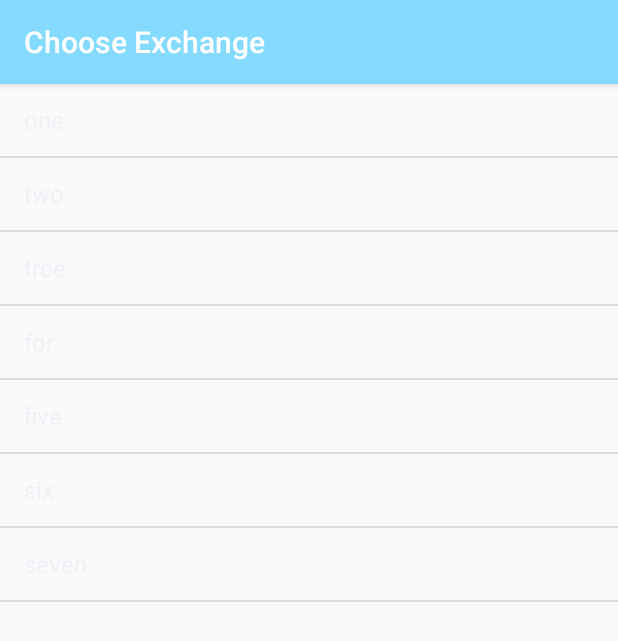
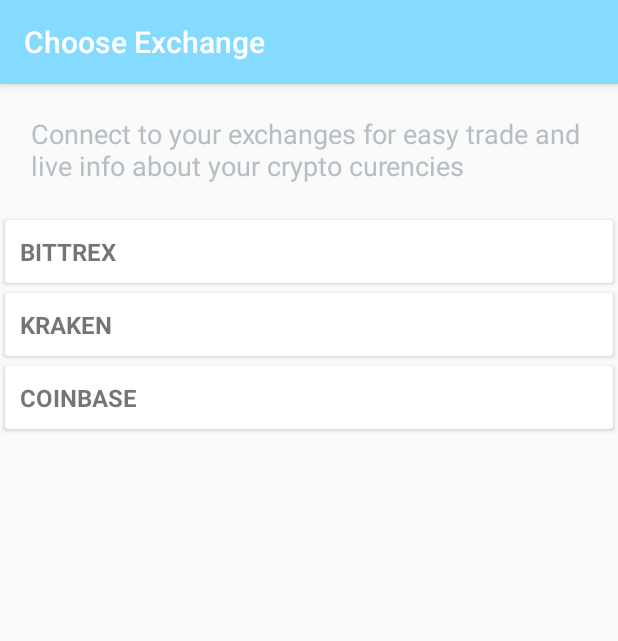
Before and after one commit to oritgurel/CryptoPal, an Android app: the ChooseExchangeActivity screen opened directly, with no data from a screen before it, on a phone screen of 412 x 824 dp. Shown: the top 641 px of the screen. Run offline under Robolectric (Android 15) with nearby library versions, the phone set to English and light mode, and no system bars; our stand-ins replace EventBus, sdp/ssp sizes.

Commit message:
Added adapter inted of list view Choose exchange activity

```diff
--- a/app/build.gradle
+++ b/app/build.gradle
@@ -41,6 +41,7 @@
     implementation 'org.apache.commons:commons-lang3:3.7'
     implementation 'org.greenrobot:eventbus:3.1.1'
     implementation 'com.firebaseui:firebase-ui-auth:3.2.2'
+    implementation 'com.android.support:recyclerview-v7:26.1.0'
 
 
 }
--- a/app/src/main/AndroidManifest.xml
+++ b/app/src/main/AndroidManifest.xml
@@ -42,8 +42,7 @@
 
         <activity
             android:name=".activities.ChatActivity"
-            android:label="@string/title_activity_chat"
-            >
+            android:label="@string/title_activity_chat">
         </activity>
     </application>
 
--- a/app/src/main/java/com/cryptopal/android/activities/ChooseExchangeActivity.java
+++ b/app/src/main/java/com/cryptopal/android/activities/ChooseExchangeActivity.java
@@ -3,15 +3,21 @@
 import android.app.Application;
 import android.os.Bundle;
 import android.support.v7.app.AppCompatActivity;
+import android.support.v7.widget.DefaultItemAnimator;
+import android.support.v7.widget.LinearLayoutManager;
+import android.support.v7.widget.RecyclerView;
 import android.view.View;
 import android.widget.AdapterView;
 import android.widget.ArrayAdapter;
-import android.widget.ListView;
-import android.widget.Toast;
+ import android.widget.Toast;
 
 import com.cryptopal.android.CryptoPalApplication;
 import com.cryptopal.android.R;
 import com.cryptopal.android.arraylists.ArrLstExchanges;
+import com.cryptopal.android.enteteis.Exchange;
+
+import java.util.ArrayList;
+import java.util.List;
 
 /**
  * Created by user2 on 15/03/2018.
@@ -21,37 +27,40 @@
 
     ArrLstExchanges arrLstExchanges;
 
-    String[] exchange = new String[]{
-            "one",
-            "two",
-            "tree",
-            "for",
-            "five",
-            "six",
-            "seven"
-    };
+
+
+    private RecyclerView recyclerView;
+    private ExchangeAdapter mAdapter;
 
     protected void onCreate(Bundle savedInstanceState) {
         super.onCreate(savedInstanceState);
         setContentView(R.layout.activity_choose_exchange);
+        List<Exchange> exchangeList = new ArrayList<>();
+        exchangeList.add(new Exchange("BITTREX",false));
+
+        exchangeList.add(new Exchange("KRAKEN",false));
+        exchangeList.add(new Exchange("COINBASE",false));
 
         setTitle("Choose Exchange");
 
-        final ListView listViewExchange = (ListView) findViewById(R.id.exchange);
-
-        arrLstExchanges = ((CryptoPalApplication) getApplication()).getArrLstExchanges();
+        recyclerView = (RecyclerView) findViewById(R.id.exchange);
 
 
-        ArrayAdapter adapter = new ArrayAdapter(getApplicationContext(), android.R.layout.simple_list_item_1, exchange);
-        listViewExchange.setAdapter(adapter);
 
-        listViewExchange.setOnItemClickListener(new AdapterView.OnItemClickListener() {
-            public void onItemClick(AdapterView<?> parent, View view, int postion, long Id) {
-                Toast.makeText( ChooseExchangeActivity.this, "selected : " + exchange[postion], Toast.LENGTH_SHORT).show();
+        arrLstExchanges = new ArrLstExchanges();
+        mAdapter = new ExchangeAdapter(exchangeList);
+        RecyclerView.LayoutManager mLayoutManager = new LinearLayoutManager(getApplicationContext());
+        recyclerView.setLayoutManager(mLayoutManager);
+        recyclerView.setItemAnimator(new DefaultItemAnimator());
+        recyclerView.setAdapter(mAdapter);
 
-            }
-
-        });
+//        listViewExchange.setOnItemClickListener(new AdapterView.OnItemClickListener() {
+//            public void onItemClick(AdapterView<?> parent, View view, int postion, long Id) {
+//                Toast.makeText( ChooseExchangeActivity.this, "selected : " + exchange[postion], Toast.LENGTH_SHORT).show();
+//
+//            }
+//
+//        });
     }
 
 
--- /dev/null
+++ b/app/src/main/java/com/cryptopal/android/activities/ExchangeAdapter.java
@@ -0,0 +1,63 @@
+package com.cryptopal.android.activities;
+
+import android.support.v7.widget.RecyclerView;
+import android.view.LayoutInflater;
+import android.view.View;
+import android.view.ViewGroup;
+import android.widget.ImageView;
+import android.widget.TextView;
+
+import com.cryptopal.android.R;
+import com.cryptopal.android.enteteis.Exchange;
+
+import java.util.List;
+
+/**
+ * Created by Test on 16/03/2018.
+ */
+
+public class ExchangeAdapter extends RecyclerView.Adapter<ExchangeAdapter.MyViewHolder> {
+    public ExchangeAdapter(List<Exchange> exchangeList) {
+        this.exchangeList = exchangeList;
+    }
+
+    private List<Exchange> exchangeList;
+
+    public class MyViewHolder extends RecyclerView.ViewHolder {
+        public TextView title;
+        ImageView isConfirmed;
+
+
+        public MyViewHolder(View view) {
+            super(view);
+            title = (TextView) view.findViewById(R.id.item_title);
+            isConfirmed = view.findViewById(R.id.item_img);
+
+        }
+    }
+    @Override
+    public MyViewHolder onCreateViewHolder(ViewGroup parent, int viewType) {
+        View itemView = LayoutInflater.from(parent.getContext())
+                .inflate(R.layout.itam_exchange_list, parent, false);
+
+        return new MyViewHolder(itemView);
+    }
+
+    @Override
+    public void onBindViewHolder(MyViewHolder holder, int position) {
+        Exchange exchange = exchangeList.get(position);
+        holder.title.setText(exchange.getName());
+        if (exchange.isConfirmed()) {
+            holder.isConfirmed.setVisibility(View.VISIBLE);
+        }else{
+            holder.isConfirmed.setVisibility(View.INVISIBLE);
+        }
+
+    }
+
+    @Override
+    public int getItemCount() {
+        return exchangeList.size();
+    }
+
+}
--- /dev/null
+++ b/app/src/main/java/com/cryptopal/android/enteteis/Exchange.java
@@ -0,0 +1,25 @@
+package com.cryptopal.android.enteteis;
+
+/**
+ * Created by Test on 16/03/2018.
+ */
+
+public class Exchange  {
+
+    String name ;
+
+    public String getName() {
+        return name;
+    }
+
+    public boolean isConfirmed() {
+        return isConfirmed;
+    }
+
+    boolean isConfirmed;
+
+    public Exchange(String name, boolean isConfirmed) {
+        this.name = name;
+        this.isConfirmed = isConfirmed;
+    }
+}
--- a/app/src/main/res/layout/activity_choose_exchange.xml
+++ b/app/src/main/res/layout/activity_choose_exchange.xml
@@ -1,16 +1,27 @@
 <?xml version="1.0" encoding="utf-8"?>
-<RelativeLayout
-    xmlns:android="http://schemas.android.com/apk/res/android" android:layout_width="match_parent"
-    android:layout_height="match_parent">
+<LinearLayout xmlns:android="http://schemas.android.com/apk/res/android"
+    android:layout_width="match_parent"
+    android:layout_height="match_parent"
+    xmlns:tools="http://schemas.android.com/tools"
+    android:orientation="vertical">
 
+    <TextView
+        android:layout_width="wrap_content"
+        android:layout_height="wrap_content"
+        android:textSize="18sp"
+        android:fontFamily="sans-serif"
+        android:textStyle="normal"
+        android:textColor="#b5bec2"
+        android:padding="@dimen/_16sdp"
+        android:text="Connect to your exchanges for easy trade and live info about your crypto curencies" />
 
-    <ListView
+    <android.support.v7.widget.RecyclerView
         xmlns:android="http://schemas.android.com/apk/res/android"
         android:id="@+id/exchange"
         android:layout_width="match_parent"
         android:layout_height="match_parent">
 
-    </ListView>
+    </android.support.v7.widget.RecyclerView>
 
 
-</RelativeLayout>
+</LinearLayout>
--- /dev/null
+++ b/app/src/main/res/layout/itam_exchange_list.xml
@@ -0,0 +1,35 @@
+<?xml version="1.0" encoding="utf-8"?>
+<android.support.v7.widget.CardView
+    android:layout_height="wrap_content"
+    xmlns:android="http://schemas.android.com/apk/res/android"
+    android:layout_width="match_parent"
+    android:layout_margin="3dp">
+    <LinearLayout
+        xmlns:android="http://schemas.android.com/apk/res/android" android:layout_width="match_parent"
+        android:layout_height="wrap_content"
+        android:orientation="horizontal">
+
+        <TextView
+            android:id="@+id/item_title"
+            android:layout_width="wrap_content"
+            android:layout_height="wrap_content"
+            android:textSize="16dp"
+            android:fontFamily="sans-serif"
+            android:textStyle="bold"
+            android:padding="10dp"
+            android:elevation="2dp"
+            android:layout_weight="0.90"/>
+
+        <ImageView
+            android:id="@+id/item_img"
+            android:layout_width="wrap_content"
+            android:layout_height="27dp"
+            android:layout_gravity="center"
+            android:layout_weight="0.10"
+            android:src="@drawable/check" />
+
+
+            />
+
+    </LinearLayout>
+</android.support.v7.widget.CardView>
--- /dev/null
+++ b/app/src/main/res/layout/li_exchange.xml
@@ -0,0 +1,15 @@
+<?xml version="1.0" encoding="utf-8"?>
+<android.support.constraint.ConstraintLayout
+    xmlns:android="http://schemas.android.com/apk/res/android" android:layout_width="match_parent"
+    android:layout_height="wrap_content">
+
+    <android.support.v7.widget.CardView
+        android:layout_width="match_parent"
+        android:layout_height="wrap_content"
+        android:paddingRight="8dp"
+        android:paddingLeft="8dp"
+        android:paddingBottom="9dp">
+
+    </android.support.v7.widget.CardView>
+
+</android.support.constraint.ConstraintLayout>
```
Also changed, not shown: app/src/main/res/drawable-hdpi/check.png (added), app/src/main/res/drawable-mdpi/check.png (added), app/src/main/res/drawable-xhdpi/check.png (added), app/src/main/res/drawable-xxhdpi/check.png (added), app/src/main/res/drawable-xxxhdpi/check.png (added).
